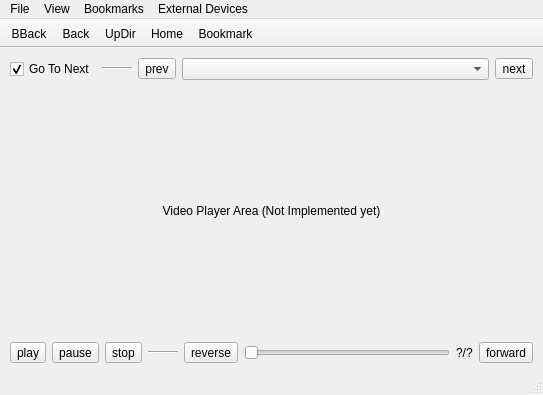
trueos/pcbsd, file lumina/lumina-fm/MainUI.ui: the form before one commit.
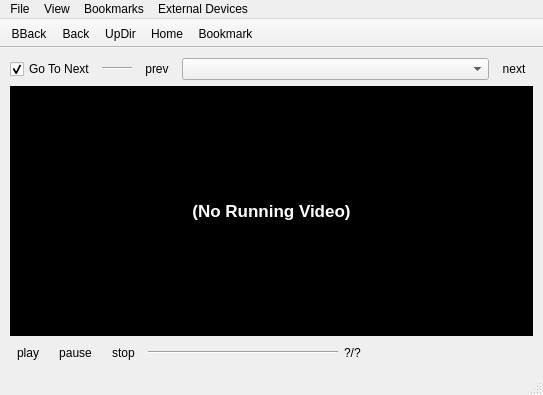
The form after the commit. The open tabs and pages were chosen to show the change.

Commit message: Update Lumina-fm.  *Clean up the new widget usage/visiblity while loading  *Enable the multimedia player functionality (still in testing with various file formats) NOTE: This now uses the phonon framework for Qt. Make sure you catch the change in dependencies!

The edit to the form file:
```diff
--- a/lumina/lumina-fm/MainUI.ui
+++ b/lumina/lumina-fm/MainUI.ui
@@ -266,6 +266,9 @@
             <property name="text">
              <string notr="true">prev</string>
             </property>
+            <property name="autoRaise">
+             <bool>true</bool>
+            </property>
            </widget>
           </item>
           <item>
@@ -283,6 +286,9 @@
             <property name="text">
              <string notr="true">next</string>
             </property>
+            <property name="autoRaise">
+             <bool>true</bool>
+            </property>
            </widget>
           </item>
          </layout>
@@ -292,13 +298,23 @@
           <item>
            <widget class="QLabel" name="label_player_video">
             <property name="sizePolicy">
-             <sizepolicy hsizetype="Preferred" vsizetype="Expanding">
+             <sizepolicy hsizetype="Expanding" vsizetype="Expanding">
               <horstretch>0</horstretch>
               <verstretch>0</verstretch>
              </sizepolicy>
             </property>
+            <property name="font">
+             <font>
+              <pointsize>13</pointsize>
+              <weight>75</weight>
+              <bold>true</bold>
+             </font>
+            </property>
+            <property name="styleSheet">
+             <string notr="true">background: black; color: white;</string>
+            </property>
             <property name="text">
-             <string notr="true">Video Player Area (Not Implemented yet)</string>
+             <string>(No Running Video)</string>
             </property>
             <property name="alignment">
              <set>Qt::AlignCenter</set>
@@ -314,6 +330,9 @@
             <property name="text">
              <string notr="true">play</string>
             </property>
+            <property name="autoRaise">
+             <bool>true</bool>
+            </property>
            </widget>
           </item>
           <item>
@@ -321,6 +340,9 @@
             <property name="text">
              <string notr="true">pause</string>
             </property>
+            <property name="autoRaise">
+             <bool>true</bool>
+            </property>
            </widget>
           </item>
           <item>
@@ -328,6 +350,9 @@
             <property name="text">
              <string notr="true">stop</string>
             </property>
+            <property name="autoRaise">
+             <bool>true</bool>
+            </property>
            </widget>
           </item>
           <item>
@@ -343,20 +368,6 @@
             </property>
            </widget>
           </item>
-          <item>
-           <widget class="QToolButton" name="tool_player_reverse">
-            <property name="text">
-             <string notr="true">reverse</string>
-            </property>
-           </widget>
-          </item>
-          <item>
-           <widget class="QSlider" name="slider_player_runtime">
-            <property name="orientation">
-             <enum>Qt::Horizontal</enum>
-            </property>
-           </widget>
-          </item>
           <item>
            <widget class="QLabel" name="label_player_runstats">
             <property name="text">
@@ -364,13 +375,6 @@
             </property>
            </widget>
           </item>
-          <item>
-           <widget class="QToolButton" name="tool_player_forward">
-            <property name="text">
-             <string notr="true">forward</string>
-            </property>
-           </widget>
-          </item>
          </layout>
         </item>
        </layout>
```
Left out of the diff: 32 changed lines with no effect on the pictures. The commit also changes 4 other files.
